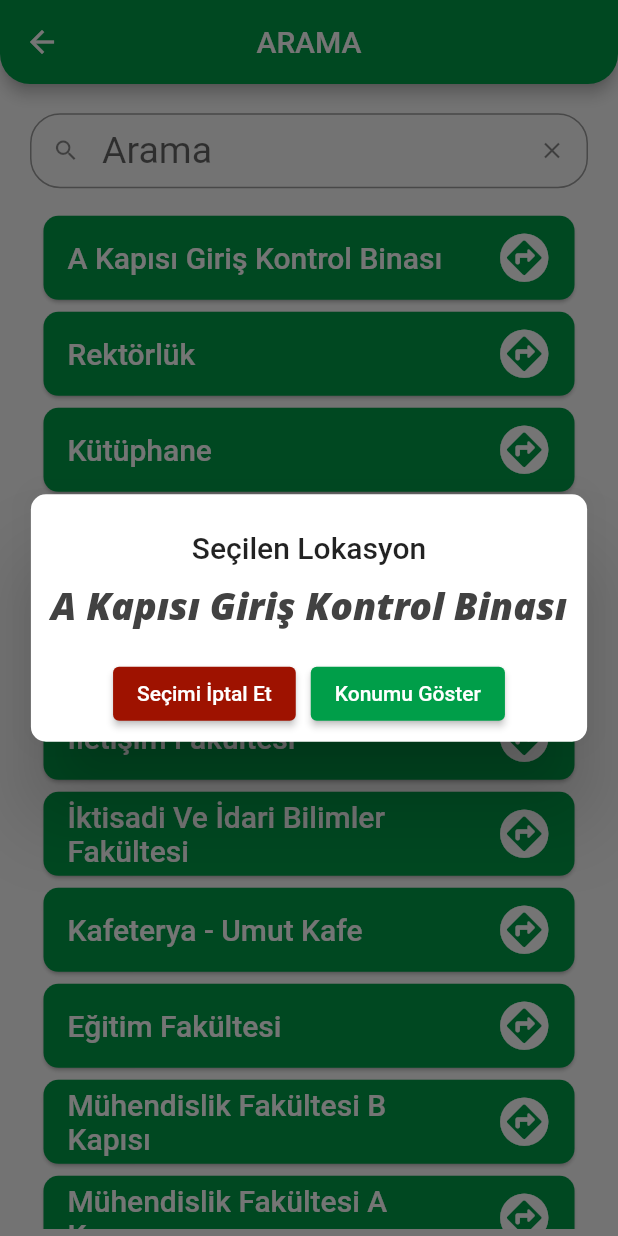
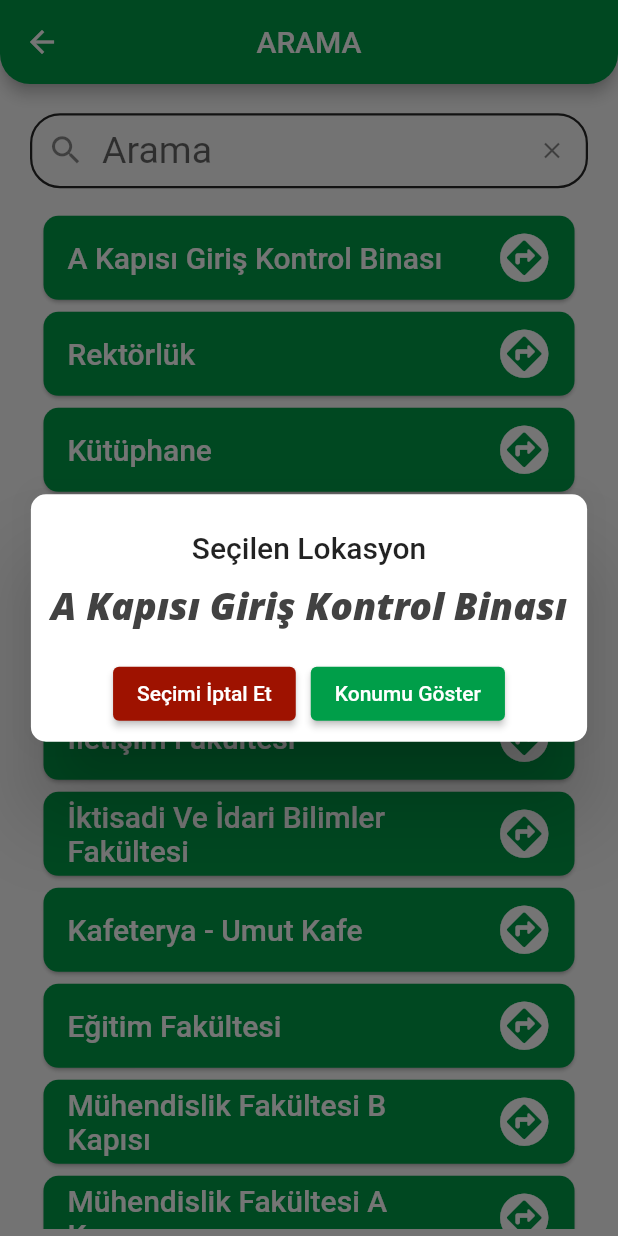
Before and after one commit to AlperenImam0glu/Kou-Navigation-project, a Flutter app: the SearchPageView screen opened directly, after a tap on "A Kapısı Giriş Kontrol Binası", on a phone screen of 412 x 824 dp. Run offline on Flutter 3.47's test engine with Material 2 defaults, Android fonts, the phone set to English and light mode, and no system bars; our stand-ins replace google_maps_flutter, internet_connection_checker, location; missing offline and left inert: flutter_polyline_points, qr_code_scanner; Roboto replaces fonts that are missing (Open Sans).

Commit message:
uzun ekranlar için duzenleme yapıldı, link yönelndirme duzenlendi

```diff
--- a/lib/core/routing_googleMap_app.dart
+++ b/lib/core/routing_googleMap_app.dart
@@ -12,7 +12,7 @@ class MapUtils {
       // ignore: deprecated_member_use
       await launch(_url);
     } else {
-      throw 'Could not open the map.';
+      print("harita açılamadı");
     }
   }
 }
--- a/lib/theme/light_theme.dart
+++ b/lib/theme/light_theme.dart
@@ -36,4 +36,5 @@ class LightColor {
   var kouGreen = Color(0xFF009e49);
   var cancelRed = Color(0xFF9e1200);
   var scaffoldBackground = Color(0xFFfbfbfb);
+  var kouBlack = Color(0xFF231f20);
 }
--- a/lib/views/search_page_view.dart
+++ b/lib/views/search_page_view.dart
@@ -104,7 +104,15 @@ class _SearchPageViewState extends State<SearchPageView> {
       decoration: InputDecoration(
         isDense: true,
         contentPadding: EdgeInsets.fromLTRB(5.0, 20.0, 5.0, 1.0),
-        prefixIcon: Icon(Icons.search_outlined),
+        prefixIcon: Icon(
+          Icons.search_outlined,
+          size: 25,
+        ),
+        enabledBorder: OutlineInputBorder(
+          borderRadius: BorderRadius.circular(projectBorderRadius),
+          borderSide:
+              BorderSide(color: Color.fromARGB(255, 39, 39, 39), width: 1.5),
+        ),
         suffixIcon: IconButton(
           onPressed: () {
             textFieldController.text = emptyText;
@@ -112,7 +120,9 @@ class _SearchPageViewState extends State<SearchPageView> {
               searchList = locationList;
             });
           },
-          icon: Icon(Icons.clear),
+          icon: Icon(
+            Icons.clear,
+          ),
         ),
         hintText: textFieldTitle,
         border: OutlineInputBorder(
```
Also changed, not shown: assets/json/locations.json (+24 -0 lines), lib/core/open_url.dart (+7 -5 lines), lib/views/welcome_page_view.dart (+7 -0 lines).
